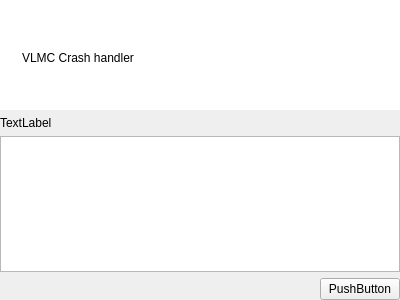
Old version of the form src/GUI/widgets/CrashHandler.ui in the repository VLMC/vlmc.
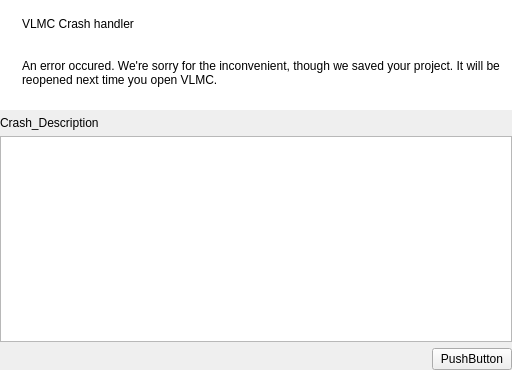
New version of the form. Icons and pictures are not drawn.

Commit message:
Improved crash window.
You can test it by using Tools -> crash :D

Diff of the .ui file:
```diff
--- a/src/GUI/widgets/CrashHandler.ui
+++ b/src/GUI/widgets/CrashHandler.ui
@@ -6,8 +6,8 @@
    <rect>
     <x>0</x>
     <y>0</y>
-    <width>400</width>
-    <height>300</height>
+    <width>512</width>
+    <height>370</height>
    </rect>
   </property>
   <property name="windowTitle">
@@ -99,39 +99,6 @@
       <bool>true</bool>
      </property>
      <layout class="QGridLayout" name="gridLayout_2">
-      <item row="1" column="1">
-       <widget class="QLabel" name="titleLabel">
-        <property name="text">
-         <string>VLMC Crash handler</string>
-        </property>
-       </widget>
-      </item>
-      <item row="2" column="1">
-       <spacer name="verticalSpacer_2">
-        <property name="orientation">
-         <enum>Qt::Vertical</enum>
-        </property>
-        <property name="sizeHint" stdset="0">
-         <size>
-          <width>20</width>
-          <height>40</height>
-         </size>
-        </property>
-       </spacer>
-      </item>
-      <item row="0" column="1">
-       <spacer name="verticalSpacer_3">
-        <property name="orientation">
-         <enum>Qt::Vertical</enum>
-        </property>
-        <property name="sizeHint" stdset="0">
-         <size>
-          <width>20</width>
-          <height>40</height>
-         </size>
-        </property>
-       </spacer>
-      </item>
       <item row="0" column="0" rowspan="3">
        <widget class="QLabel" name="logoLabel">
         <property name="sizePolicy">
@@ -148,10 +115,27 @@
         </property>
        </widget>
       </item>
+      <item row="0" column="1">
+       <widget class="QLabel" name="titleLabel">
+        <property name="text">
+         <string>VLMC Crash handler</string>
+        </property>
+       </widget>
+      </item>
+      <item row="1" column="1" rowspan="2">
+       <widget class="QLabel" name="label">
+        <property name="text">
+         <string>An error occured. We're sorry for the inconvenient, though we saved your project. It will be reopened next time you open VLMC.</string>
+        </property>
+        <property name="wordWrap">
+         <bool>true</bool>
+        </property>
+       </widget>
+      </item>
      </layout>
     </widget>
    </item>
-   <item row="4" column="0">
+   <item row="3" column="0">
     <layout class="QHBoxLayout" name="horizontalLayout">
      <item>
       <spacer name="horizontalSpacer">
@@ -175,26 +159,26 @@
      </item>
     </layout>
    </item>
-   <item row="3" column="0">
-    <spacer name="verticalSpacer">
-     <property name="orientation">
-      <enum>Qt::Vertical</enum>
-     </property>
-     <property name="sizeHint" stdset="0">
-      <size>
-       <width>20</width>
-       <height>40</height>
-      </size>
-     </property>
-    </spacer>
-   </item>
    <item row="2" column="0">
-    <widget class="QTextEdit" name="backtraceDisplay"/>
+    <widget class="QTextEdit" name="backtraceDisplay">
+     <property name="sizePolicy">
+      <sizepolicy hsizetype="Expanding" vsizetype="Expanding">
+       <horstretch>0</horstretch>
+       <verstretch>0</verstretch>
+      </sizepolicy>
+     </property>
+     <property name="lineWrapMode">
+      <enum>QTextEdit::NoWrap</enum>
+     </property>
+     <property name="readOnly">
+      <bool>true</bool>
+     </property>
+    </widget>
    </item>
    <item row="1" column="0">
-    <widget class="QLabel" name="label">
+    <widget class="QLabel" name="crashDescriptionLabel">
      <property name="text">
-      <string>TextLabel</string>
+      <string>Crash_Description</string>
      </property>
     </widget>
    </item>
```
The commit also changes 7 other files.
